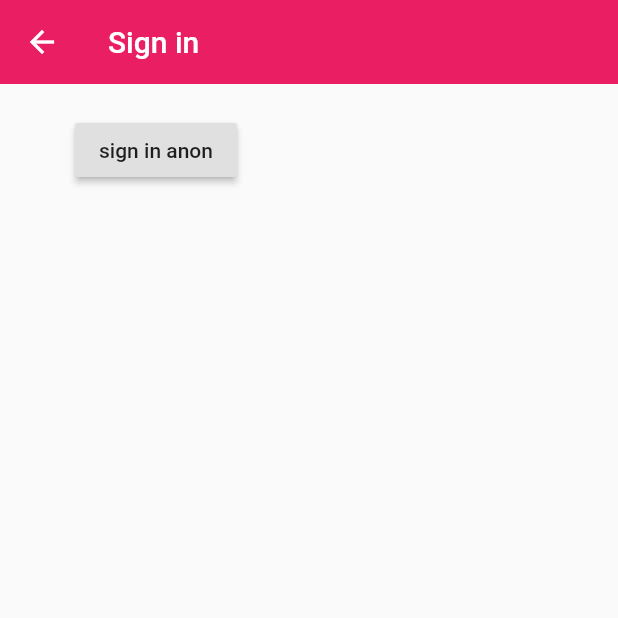
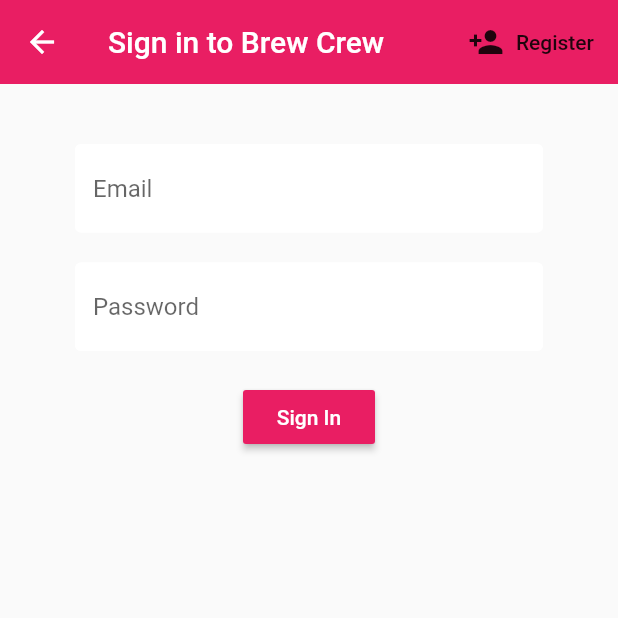
Before and after one commit to meomkarchavan/Healthore, a Flutter app: the SignIn screen opened directly, on a phone screen of 412 x 824 dp, the top half of it. Run offline on Flutter 3.47's test engine with Material 2 defaults, Android fonts, the phone set to English and light mode, and no system bars; our stand-ins replace cloud_firestore, firebase_auth, flutter_spinkit; accounts and stored records are empty.

Commit message:
SignIn Register Added

```diff
--- a/lib/pages/landingPage.dart
+++ b/lib/pages/landingPage.dart
@@ -1,7 +1,6 @@
 import 'package:firebase_auth/firebase_auth.dart';
 import 'package:flutter/material.dart';
 import 'package:heatlhore/pages/homePage.dart';
-import 'package:heatlhore/pages/signINpage.dart';
 
 class LandingPage extends StatelessWidget {
   @override
@@ -12,7 +11,7 @@ class LandingPage extends StatelessWidget {
         if (snapshot.connectionState == ConnectionState.active) {
           FirebaseUser user = snapshot.data;
           if (user == null) {
-            return SignInPage();
+            return Text('helo');
           }
           return HomePage();
         } else {
--- a/lib/screens/authenticate/signIN.dart
+++ b/lib/screens/authenticate/signIN.dart
@@ -1,26 +1,107 @@
 import 'package:flutter/material.dart';
-import 'package:firebase_auth/firebase_auth.dart';
+import 'package:heatlhore/services/auth.dart';
+import 'package:heatlhore/shared/constant.dart';
+import 'package:heatlhore/shared/loading.dart';
 
-class SignInPage extends StatelessWidget {
+class SignIn extends StatefulWidget {
+  final Function toggleView;
+  SignIn({this.toggleView});
+  @override
+  _SignInState createState() => _SignInState();
+}
 
-  Future<void> _signInAnonymously() async {
-    try {
-      await FirebaseAuth.instance.signInAnonymously();
-    } catch (e) {
-      print(e); // TODO: show dialog with error
-    }
-  }
-
+class _SignInState extends State<SignIn> {
+  final AuthService _auth = AuthService();
+  final _formKey = GlobalKey<FormState>();
+  bool loading = false;
+  //text feild state
+  String email = '';
+  String password = '';
+  String error = '';
   @override
   Widget build(BuildContext context) {
-    return Scaffold(
-      appBar: AppBar(title: Text('Sign in')),
-      body: Center(
-        child: RaisedButton(
-          child: Text('Sign in anonymously'),
-          onPressed: _signInAnonymously,
-        ),
-      ),
-    );
+    return loading
+        ? Loading()
+        : Scaffold(
+            appBar: AppBar(
+              elevation: 0.0,
+              title: Text('Sign in to Brew Crew'),
+              actions: <Widget>[
+                FlatButton.icon(
+                  onPressed: () {
+                    //register
+                    widget.toggleView();
+                  },
+                  label: Text('Register'),
+                  icon: Icon(Icons.person_add),
+                )
+              ],
+            ),
+            body: Container(
+              padding: EdgeInsets.symmetric(vertical: 20.0, horizontal: 50.0),
+              child: Form(
+                key: _formKey,
+                child: Column(
+                  children: <Widget>[
+                    SizedBox(
+                      height: 20.0,
+                    ),
+                    TextFormField(
+                      decoration:
+                          textInputDecoration.copyWith(hintText: 'Email'),
+                      validator: (val) => val.isEmpty ? 'Enter Email' : null,
+                      onChanged: (val) {
+                        //function
+                        setState(() => email = val);
+                      },
+                    ),
+                    SizedBox(
+                      height: 20.0,
+                    ),
+                    TextFormField(
+                      decoration:
+                          textInputDecoration.copyWith(hintText: 'Password'),
+                      validator: (val) =>
+                          val.length < 6 ? 'Enter pass more han 6 chars' : null,
+                      obscureText: true,
+                      onChanged: (val) {
+                        //function
+                        setState(() => password = val);
+                      },
+                    ),
+                    SizedBox(
+                      height: 20.0,
+                    ),
+                    RaisedButton(
+                      onPressed: () async {
+                        if (_formKey.currentState.validate()) {
+                          setState(() => loading = true);
+                          dynamic result = await _auth
+                              .signInWithEmailAndPassword(email, password);
+                          if (result == null) {
+                            setState(() {
+                              loading = false;
+                              error = 'Wrong login or password';
+                            });
+                          }
+                        }
+                      },
+                      color: Colors.pink,
+                      child: Text(
+                        'Sign In',
+                        style: TextStyle(color: Colors.white),
+                      ),
+                    ),
+                    SizedBox(height: 12.0),
+                    Text(error,
+                        style: TextStyle(
+                          color: Colors.red,
+                          fontSize: 14.0,
+                        ))
+                  ],
+                ),
+              ),
+            ),
+          );
   }
 }
--- a/lib/screens/authenticate/sign_in.dart
+++ /dev/null
@@ -1,37 +0,0 @@
-import 'package:heatlhore/services/auth.dart';
-import 'package:flutter/material.dart';
-
-class SignIn extends StatefulWidget {
-  @override
-  _SignInState createState() => _SignInState();
-}
-
-class _SignInState extends State<SignIn> {
-
-  final AuthService _auth = AuthService();
-
-  @override
-  Widget build(BuildContext context) {
-    return Scaffold(
-      appBar: AppBar(
-        elevation: 0.0,
-        title: Text('Sign in'),
-      ),
-      body: Container(
-        padding: EdgeInsets.symmetric(vertical: 20.0, horizontal: 50.0),
-        child: RaisedButton(
-          child: Text('sign in anon'),
-          onPressed: () async {
-            dynamic result = await _auth.signInAnon();
-            if(result == null){
-              print('error signing in');
-            } else {
-              print('signed in');
-              print(result.uid);
-            }
-          },
-        ),
-      ),
-    );
-  }
-}
--- /dev/null
+++ b/lib/services/database.dart
@@ -0,0 +1,32 @@
+import 'package:cloud_firestore/cloud_firestore.dart';
+import 'package:heatlhore/models/user.dart';
+
+class DatabaseService {
+  final String uid;
+  DatabaseService({this.uid});
+  //collection reference
+  final CollectionReference brewCollection =
+      Firestore.instance.collection('brews');
+
+  Future updateUserData(String sugars, String name, int strength) async {
+    return await brewCollection
+        .document(uid)
+        .setData({'sugars': sugars, 'name': name, 'strength': strength});
+  }
+
+
+  //get userdata from snapshot
+  UserData _userDataFromSnapshot(DocumentSnapshot snapshot) {
+    return UserData(
+      uid: uid,
+      name: snapshot.data['name'],
+      strength: snapshot.data['strength'],
+      sugars: snapshot.data['sugars'],
+    );
+  }
+
+  //get user doc stream
+  Stream<UserData> get userData {
+    return brewCollection.document(uid).snapshots().map(_userDataFromSnapshot);
+  }
+}
--- /dev/null
+++ b/lib/shared/constant.dart
@@ -0,0 +1,12 @@
+import 'package:flutter/material.dart';
+
+const textInputDecoration = InputDecoration(
+  fillColor: Colors.white,
+  filled: true,
+  enabledBorder: OutlineInputBorder(
+    borderSide: BorderSide(color: Colors.white, width: 2.0),
+  ),
+  focusedBorder: OutlineInputBorder(
+    borderSide: BorderSide(color: Colors.pink, width: 2.0),
+  ),
+);
--- a/pubspec.yaml
+++ b/pubspec.yaml
@@ -23,6 +23,10 @@ dependencies:
   firebase_auth: ^0.14.0+5
   cloud_firestore: ^0.12.9+5
   cupertino_icons: ^0.1.2
+  provider: ^4.0.4
+
+  flutter_spinkit: "^4.1.2"
+
 
 dev_dependencies:
   flutter_test:
```
Also changed, not shown: lib/main.dart (+9 -5 lines), lib/models/user.dart (+9 -1 lines), lib/pages/homePage.dart (deleted, +0 -58 lines), lib/screens/authenticate/authenticate.dart (+12 -4 lines), lib/screens/authenticate/register.dart (added, +112 -0 lines), lib/services/auth.dart (+48 -11 lines), lib/shared/loading.dart (added, +17 -0 lines), lib/wrapper.dart (+10 -2 lines), pubspec.lock.
